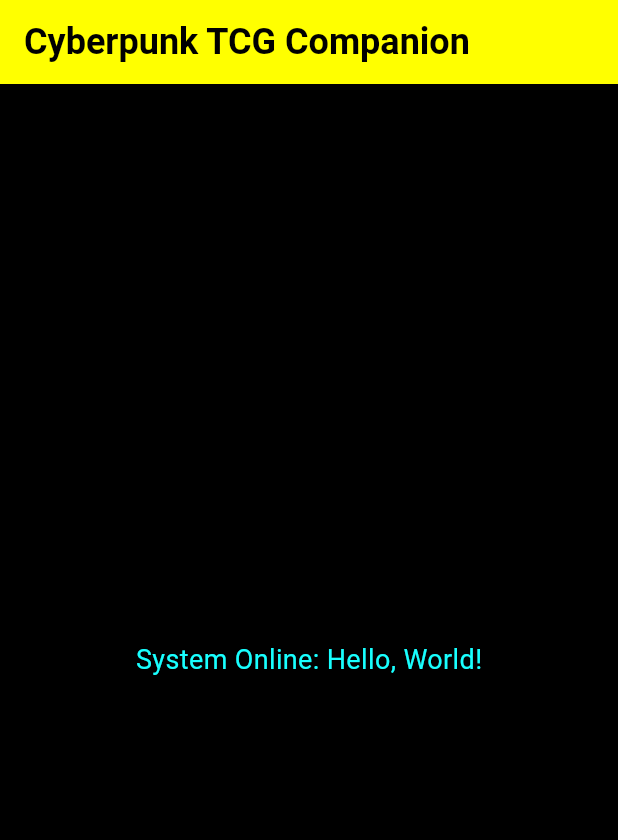
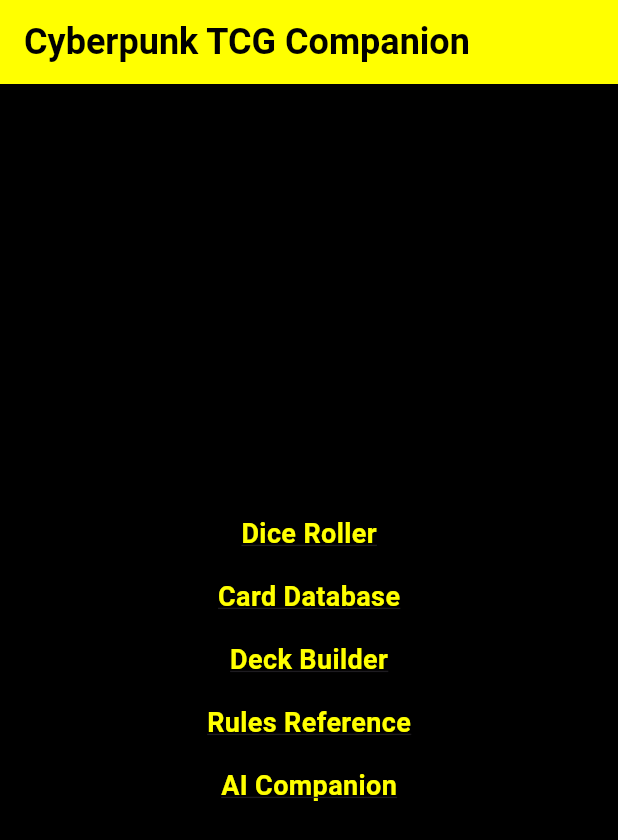
Before and after one commit to GaKa00/CyberpunkCompanion, a Flutter app: the screen it shows after launch, on a phone screen of 412 x 824 dp. Shown: the top 840 px of the screen. Run offline on Flutter 3.47's test engine with Material 3 defaults, Android fonts, the phone set to English and light mode, and no system bars.

Commit message:
setup mockup starting page

```diff
--- a/lib/main.dart
+++ b/lib/main.dart
@@ -1,3 +1,4 @@
+import 'package:cptcgc/widgets/navlink.dart';
 import 'package:flutter/material.dart';
 
 void main() {
@@ -10,14 +11,12 @@ class MyApp extends StatelessWidget {
   @override
   Widget build(BuildContext context) {
     return MaterialApp(
-      initialRoute: '/',
       routes: {
-        '/': (context) => const MyApp(),
-        '/dice': (context) => const DiceScreen(),
-        '/deck': (context) => const DeckBuilder(),
-        '/rules': (context) => const RulesScreen(),
-        '/cards': (context) => const CardDatabase(),
-        '/ai': (context) => const AICompanion(),
+        // '/dice': (context) => const DiceScreen(),
+        // '/deck': (context) => const DeckBuilder(),
+        // '/rules': (context) => const RulesScreen(),
+        // '/cards': (context) => const CardDatabase(),
+        // '/ai': (context) => const AICompanion(),
       },
       debugShowCheckedModeBanner: false,
       title: 'Cyberpunk TCG',
@@ -35,9 +34,15 @@ class MyApp extends StatelessWidget {
           ),
         ),
         body: const Center(
-          child: Text(
-            'System Online: Hello, World!',
-            style: TextStyle(color: Colors.cyanAccent, fontSize: 18),
+          child: Column(
+            mainAxisAlignment: MainAxisAlignment.center,
+            children: [
+              NavLink(label: "Dice Roller", routeName: '/dice'),
+              NavLink(label: "Card Database", routeName: '/cards'),
+              NavLink(label: "Deck Builder", routeName: '/deck'),
+              NavLink(label: "Rules Reference", routeName: '/rules'),
+              NavLink(label: "AI Companion", routeName: '/ai'),
+            ],
           ),
         ),
       ),
```
